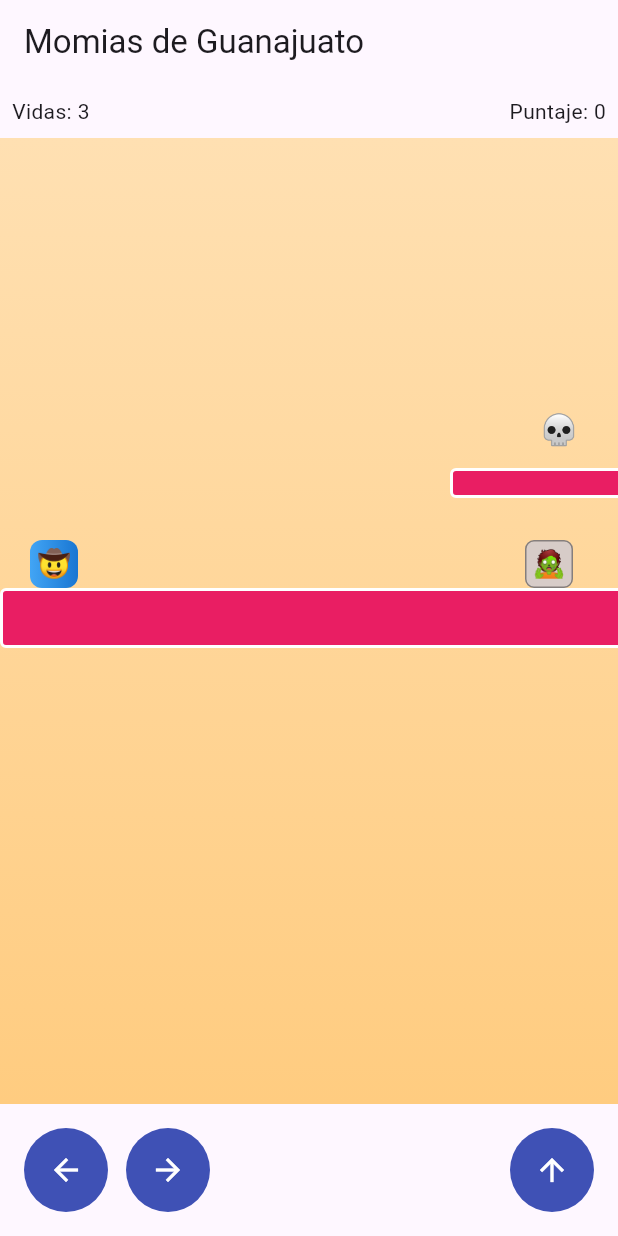
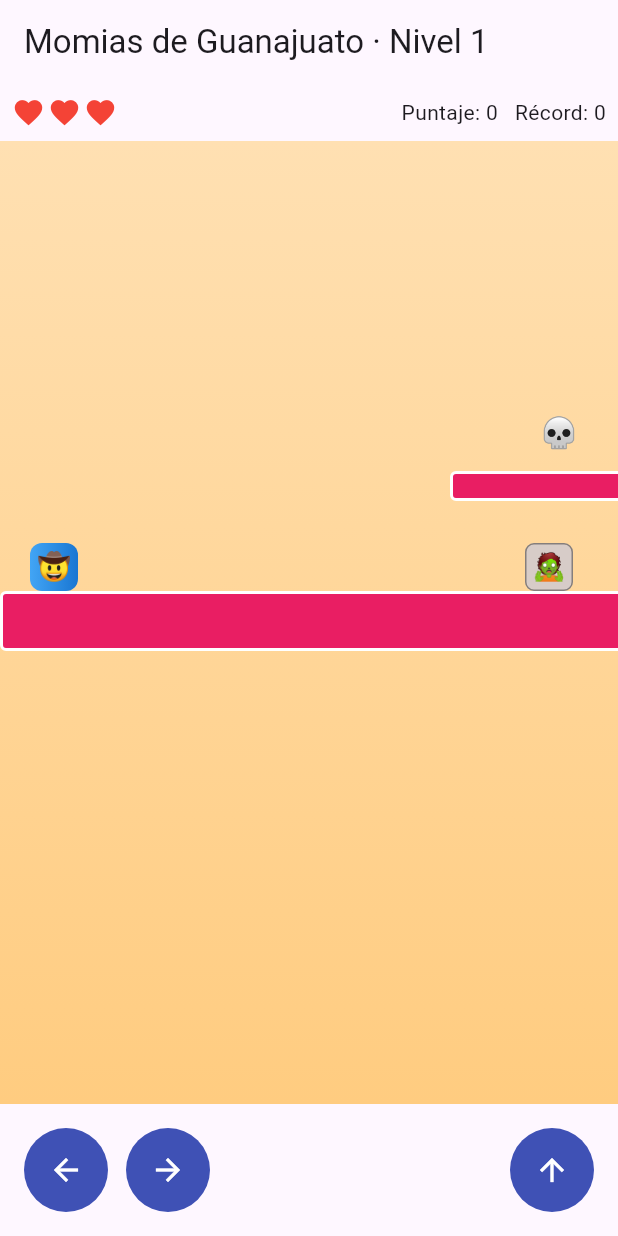
Before and after one commit to omarsalinas3/momias-guanajuato-tdd, a Flutter app: the screen it shows after launch, on a phone screen of 412 x 824 dp. Run offline on Flutter 3.47's test engine with Material 3 defaults, Android fonts, the phone set to English and light mode, and no system bars; our stand-ins replace shared_preferences.

Commit message:
Reto 5: segundo nivel, integracion en la pantalla, README y capturas

```diff
--- /dev/null
+++ b/lib/logica/niveles.dart
@@ -0,0 +1,78 @@
+import 'calaverita.dart';
+import 'momia.dart';
+import 'motor_juego.dart';
+import 'personaje.dart';
+import 'rectangulo.dart';
+
+/// Catalogo de niveles: todos reutilizan exactamente el mismo [MotorJuego].
+class Niveles {
+  static const _nombres = ['Callejón de la Momia', 'Subterráneo de las Momias'];
+
+  static int get total => _nombres.length;
+
+  static String nombre(int indice) => _nombres[indice];
+
+  static MotorJuego crear(int indice) {
+    RangeError.checkValidIndex(indice, _nombres);
+    return indice == 0 ? _nivel1() : _nivel2();
+  }
+
+  static MotorJuego _nivel1() => MotorJuego(
+        personaje: Personaje(x: 20, y: 100),
+        plataformas: const [
+          Rectangulo(x: 0, y: 300, ancho: 2000, alto: 40),
+          Rectangulo(x: 300, y: 220, ancho: 120, alto: 20),
+          Rectangulo(x: 550, y: 160, ancho: 120, alto: 20),
+        ],
+        momias: [
+          Momia(x: 320, y: 268, limiteIzquierdo: 300, limiteDerecho: 420),
+          Momia(x: 900, y: 268, limiteIzquierdo: 850, limiteDerecho: 1100),
+        ],
+        calaveritas: [
+          Calaverita(x: 360, y: 180),
+          Calaverita(x: 600, y: 120),
+          Calaverita(x: 1200, y: 260),
+        ],
+        posicionMeta: 1900,
+        anchoNivel: 2000,
+      );
+
+  static MotorJuego _nivel2() => MotorJuego(
+        personaje: Personaje(x: 20, y: 100),
+        plataformas: const [
+          Rectangulo(x: 0, y: 300, ancho: 3200, alto: 40),
+          Rectangulo(x: 200, y: 236, ancho: 40, alto: 64), // muro: no se atraviesa de lado
+          Rectangulo(x: 330, y: 230, ancho: 120, alto: 20),
+          Rectangulo(x: 520, y: 170, ancho: 120, alto: 20),
+          Rectangulo(x: 760, y: 230, ancho: 100, alto: 20),
+          Rectangulo(x: 1000, y: 200, ancho: 150, alto: 20),
+          Rectangulo(x: 1300, y: 140, ancho: 120, alto: 20),
+          Rectangulo(x: 1650, y: 220, ancho: 120, alto: 20),
+          Rectangulo(x: 1950, y: 170, ancho: 150, alto: 20),
+          Rectangulo(x: 2300, y: 236, ancho: 40, alto: 64),
+          Rectangulo(x: 2450, y: 220, ancho: 120, alto: 20),
+          Rectangulo(x: 2750, y: 160, ancho: 120, alto: 20),
+        ],
+        momias: [
+          Momia(x: 480, y: 268, limiteIzquierdo: 420, limiteDerecho: 700),
+          Momia(x: 900, y: 268, limiteIzquierdo: 880, limiteDerecho: 1150, velocidadX: 3),
+          Momia(x: 1450, y: 268, limiteIzquierdo: 1400, limiteDerecho: 1620, velocidadX: 3),
+          Momia.vertical(x: 1800, y: 130, limiteArriba: 110, limiteAbajo: 300),
+          Momia(x: 2150, y: 268, limiteIzquierdo: 2100, limiteDerecho: 2290, velocidadX: 3),
+          Momia(x: 2650, y: 268, limiteIzquierdo: 2600, limiteDerecho: 2900, velocidadX: 3),
+        ],
+        calaveritas: [
+          Calaverita(x: 370, y: 190),
+          Calaverita(x: 560, y: 130),
+          Calaverita(x: 800, y: 190),
+          Calaverita(x: 1060, y: 160),
+          Calaverita(x: 1340, y: 100),
+          Calaverita(x: 1690, y: 180),
+          Calaverita(x: 2000, y: 130),
+          Calaverita(x: 2490, y: 180),
+          Calaverita(x: 2790, y: 120),
+        ],
+        posicionMeta: 3100,
+        anchoNivel: 3200,
+      );
+}
--- a/lib/main.dart
+++ b/lib/main.dart
@@ -8,10 +8,14 @@ class MomiasApp extends StatelessWidget {
 
   @override
   Widget build(BuildContext context) {
+    // Parametros opcionales en web: ?nivel=2&x=1700 (solo para depurar / capturas).
+    final query = Uri.base.queryParameters;
+    final nivel = (int.tryParse(query['nivel'] ?? '') ?? 1) - 1;
+    final x = double.tryParse(query['x'] ?? '');
     return MaterialApp(
       title: 'Momias de Guanajuato',
       theme: ThemeData(primarySwatch: Colors.pink, useMaterial3: true),
-      home: const JuegoScreen(),
+      home: JuegoScreen(nivelInicial: nivel, xInicial: x),
     );
   }
 }
--- a/lib/presentation/juego_screen.dart
+++ b/lib/presentation/juego_screen.dart
@@ -1,15 +1,21 @@
 import 'dart:async';
 import 'package:flutter/material.dart';
 import 'package:flutter/services.dart';
+import '../data/almacen_puntaje_prefs.dart';
+import '../logica/estado_juego.dart';
+import '../logica/mejor_puntaje.dart';
 import '../logica/motor_juego.dart';
-import '../logica/personaje.dart';
-import '../logica/momia.dart';
-import '../logica/calaverita.dart';
-import '../logica/rectangulo.dart';
-import '../logica/estado_juego.dart';
+import '../logica/niveles.dart';
+import 'hud_vidas.dart';
 
 class JuegoScreen extends StatefulWidget {
-  const JuegoScreen({super.key});
+  /// Nivel con el que arranca (0 = nivel 1). Util para depurar y tomar capturas.
+  final int nivelInicial;
+
+  /// Posicion horizontal inicial opcional del personaje (solo depuracion).
+  final double? xInicial;
+
+  const JuegoScreen({super.key, this.nivelInicial = 0, this.xInicial});
 
   @override
   State<JuegoScreen> createState() => _JuegoScreenState();
@@ -17,37 +23,29 @@ class JuegoScreen extends StatefulWidget {
 
 class _JuegoScreenState extends State<JuegoScreen> {
   late MotorJuego _motor;
+  final _mejorPuntaje = GestorMejorPuntaje(AlmacenPuntajePrefs());
   Timer? _bucle;
   double _direccion = 0;
+  int _nivel = 0;
+  int _acumulado = 0; // puntos de los niveles ya superados
+
+  int get _puntajeTotal => _acumulado + _motor.puntaje;
 
   @override
   void initState() {
     super.initState();
+    _nivel = widget.nivelInicial.clamp(0, Niveles.total - 1);
     _iniciarNivel();
+    if (widget.xInicial != null) _motor.personaje.x = widget.xInicial!;
     _iniciarBucle();
+    _mejorPuntaje.cargar().then((_) {
+      if (mounted) setState(() {});
+    });
   }
 
   void _iniciarNivel() {
     _direccion = 0;
-    _motor = MotorJuego(
-      personaje: Personaje(x: 20, y: 100),
-      plataformas: const [
-        Rectangulo(x: 0, y: 300, ancho: 2000, alto: 40),
-        Rectangulo(x: 300, y: 220, ancho: 120, alto: 20),
-        Rectangulo(x: 550, y: 160, ancho: 120, alto: 20),
-      ],
-      momias: [
-        Momia(x: 320, y: 268, limiteIzquierdo: 300, limiteDerecho: 420),
-        Momia(x: 900, y: 268, limiteIzquierdo: 850, limiteDerecho: 1100),
-      ],
-      calaveritas: [
-        Calaverita(x: 360, y: 180),
-        Calaverita(x: 600, y: 120),
-        Calaverita(x: 1200, y: 260),
-      ],
-      posicionMeta: 1900,
-      anchoNivel: 2000,
-    );
+    _motor = Niveles.crear(_nivel);
   }
 
   void _iniciarBucle() {
@@ -70,7 +68,7 @@ class _JuegoScreenState extends State<JuegoScreen> {
       setState(() => _motor.mover(direccion * 4));
       if (_motor.estado != EstadoJuego.jugando) {
         _bucle?.cancel();
-        _mostrarResultado();
+        _terminarNivel();
       }
     });
   }
@@ -81,8 +79,24 @@ class _JuegoScreenState extends State<JuegoScreen> {
     super.dispose();
   }
 
-  void _mostrarResultado() {
+  Future<void> _terminarNivel() async {
     final gano = _motor.estado == EstadoJuego.ganado;
+    final esRecord = await _mejorPuntaje.registrar(_puntajeTotal);
+    if (!mounted) return;
+    setState(() {});
+    final hayOtroNivel = _nivel + 1 < Niveles.total;
+    final String titulo;
+    final String boton;
+    if (!gano) {
+      titulo = 'Las momias te atraparon';
+      boton = 'Reintentar nivel';
+    } else if (hayOtroNivel) {
+      titulo = '¡Llegaste al Callejón del Beso!';
+      boton = 'Siguiente nivel';
+    } else {
+      titulo = '¡Completaste todos los niveles!';
+      boton = 'Jugar de nuevo';
+    }
     showGeneralDialog(
       context: context,
       barrierDismissible: false,
@@ -94,16 +108,30 @@ class _JuegoScreenState extends State<JuegoScreen> {
         child: FadeTransition(
           opacity: anim1,
           child: AlertDialog(
-            title: Text(gano ? '¡Llegaste al Callejón del Beso!' : 'Las momias te atraparon'),
-            content: Text('Puntaje: ${_motor.puntaje}'),
+            title: Text(titulo),
+            content: Text(
+              'Puntaje: $_puntajeTotal\nRécord: ${_mejorPuntaje.mejor}'
+              '${esRecord ? '\n¡Nuevo récord!' : ''}',
+            ),
             actions: [
               TextButton(
                 onPressed: () {
                   Navigator.pop(context);
-                  setState(_iniciarNivel);
+                  setState(() {
+                    if (!gano) {
+                      // reintenta el mismo nivel conservando lo acumulado antes de entrar
+                    } else if (hayOtroNivel) {
+                      _acumulado = _puntajeTotal;
+                      _nivel++;
+                    } else {
+                      _acumulado = 0;
+                      _nivel = 0;
+                    }
+                    _iniciarNivel();
+                  });
                   _iniciarBucle();
                 },
-                child: const Text('Jugar de nuevo'),
+                child: Text(boton),
               ),
             ],
           ),
@@ -120,7 +148,7 @@ class _JuegoScreenState extends State<JuegoScreen> {
         .toDouble();
 
     return Scaffold(
-      appBar: AppBar(title: const Text('Momias de Guanajuato')),
+      appBar: AppBar(title: Text('Momias de Guanajuato · Nivel ${_nivel + 1}')),
       body: Column(
         children: [
           Padding(
@@ -128,8 +156,8 @@ class _JuegoScreenState extends State<JuegoScreen> {
             child: Row(
               mainAxisAlignment: MainAxisAlignment.spaceBetween,
               children: [
-                Text('Vidas: ${_motor.vidas}'),
-                Text('Puntaje: ${_motor.puntaje}'),
+                HudVidas(vidas: _motor.vidas, maximo: 3),
+                Text('Puntaje: $_puntajeTotal   Récord: ${_mejorPuntaje.mejor}'),
               ],
             ),
           ),
```
Also changed, not shown: docs/capturas/10_nuevo_record.png (added), docs/capturas/6_nivel2_inicio_muro.png (added), docs/capturas/7_colision_lateral_pared.png (added), docs/capturas/8_hud_corazones.png (added), docs/capturas/9_momia_vertical.png (added), 2 other files.
